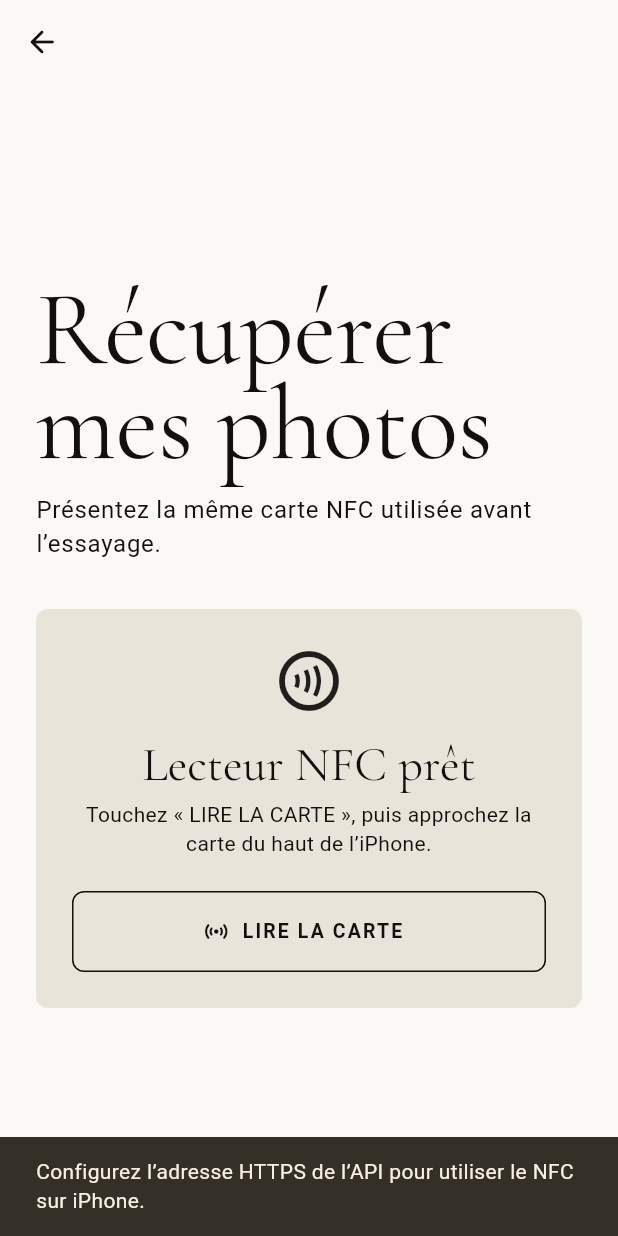
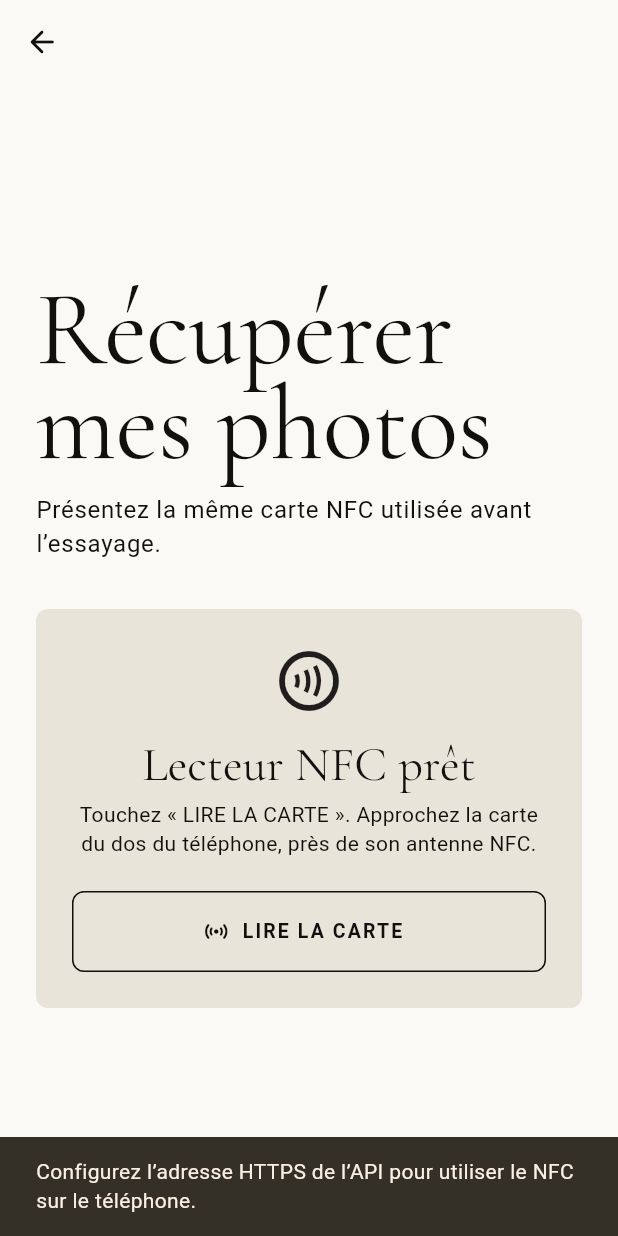
Before and after one commit to SabSab93/Fairest-One, a Flutter app: the PhotoRecoveryScreen screen opened by its route, after a tap on "LIRE LA CARTE", on a phone screen of 412 x 824 dp. Run offline on Flutter 3.47's test engine with Material 3 defaults, Android fonts, the phone set to English and light mode, and no system bars; our stand-ins replace flutter_blue_plus, flutter_secure_storage, go_router, shared_preferences; missing offline and left inert: nfc_manager; accounts and stored records are empty; Roboto replaces fonts that are missing (Helvetica).

Commit message:
feat: Add Android support for NFC reading and update documentation
- Updated README.md to reflect support for both Android and iOS in NFC registration and recovery processes.
- Modified Android build configuration to require a minimum SDK version of 24 for NFC functionality.
- Added NFC and BLE permissions to AndroidManifest.xml.
- Updated API client to handle NFC operations for both Android and iOS, changing error messages to be platform-agnostic.
- Created a new guide for Android NFC testing.
- Updated IoT architecture documentation to include Android support.
- Enhanced iOS NFC documentation to mention Android compatibility.
- Adjusted SQL migration scripts to generalize error messages for phone access.
- Updated Xcode project settings for iOS to ensure proper NFC capabilities.
- Refactored NFC-related classes to support both Android and iOS, including changes to how NFC UID is read and stored.
- Improved test coverage for NFC functionality across both platforms.

```diff
--- a/lib/features/nfc/data/phone_access_store.dart
+++ b/lib/features/nfc/data/phone_access_store.dart
@@ -15,9 +15,10 @@ String newPhoneAccessToken() {
   ).join();
 }
 
-/// Personal runtime credential, never a Supabase/admin/mirror server key.
-class KeychainPhoneAccessStore implements PhoneAccessStore {
-  const KeychainPhoneAccessStore();
+/// Personal credential: iOS Keychain / encrypted Android storage backed by Keystore.
+/// Never a Supabase, administrator or mirror server key.
+class SecurePhoneAccessStore implements PhoneAccessStore {
+  const SecurePhoneAccessStore();
   static const _key = 'fairest_one.phone_access.v1';
   static const _storage = FlutterSecureStorage(
     iOptions: IOSOptions(
--- a/lib/features/nfc/data/phone_nfc_flow_controller.dart
+++ b/lib/features/nfc/data/phone_nfc_flow_controller.dart
@@ -15,13 +15,13 @@ class PhoneNfcFlowController with WidgetsBindingObserver {
   });
   static final instance = PhoneNfcFlowController(
     reader: NativePhoneNfcReader(),
-    accessStore: const KeychainPhoneAccessStore(),
+    accessStore: const SecurePhoneAccessStore(),
     api: ApiClient(),
   );
   final PhoneNfcReader reader;
   final PhoneAccessStore accessStore;
   final ApiClient api;
-  final status = ValueNotifier<String>('Lecteur NFC de l’iPhone prêt');
+  final status = ValueNotifier<String>('Lecteur NFC du téléphone prêt');
   bool _busy = false;
   bool _stopping = false;
   int _generation = 0;
@@ -60,10 +60,10 @@ class PhoneNfcFlowController with WidgetsBindingObserver {
     try {
       if (!api.usesHttps) {
         throw StateError(
-          'Configurez l’adresse HTTPS de l’API pour utiliser le NFC sur iPhone.',
+          'Configurez l’adresse HTTPS de l’API pour utiliser le NFC sur le téléphone.',
         );
       }
-      status.value = 'Approchez la carte du haut de l’iPhone';
+      status.value = phoneNfcInstruction;
       final uid = await reader.readUid();
       checkActive();
       access = await accessStore.read();
@@ -71,7 +71,7 @@ class PhoneNfcFlowController with WidgetsBindingObserver {
       if (access == null) {
         if (purpose == 'recovery') {
           throw StateError(
-            'Cette carte doit avoir été inscrite depuis cet iPhone pour y récupérer ses photos.',
+            'Cette carte doit avoir été inscrite depuis ce téléphone pour y récupérer ses photos.',
           );
         }
         access = newPhoneAccessToken();
@@ -79,7 +79,7 @@ class PhoneNfcFlowController with WidgetsBindingObserver {
         await accessStore.save(access);
         if (await accessStore.read() != access) {
           throw StateError(
-            'Impossible de conserver l’accès dans le trousseau sécurisé. Aucune inscription envoyée.',
+            'Impossible de conserver l’accès dans le stockage sécurisé. Aucune inscription envoyée.',
           );
         }
         checkActive();
--- a/lib/features/nfc/data/phone_nfc_reader.dart
+++ b/lib/features/nfc/data/phone_nfc_reader.dart
@@ -3,6 +3,7 @@ import 'dart:async';
 import 'package:flutter/foundation.dart';
 import 'package:flutter/services.dart';
 import 'package:nfc_manager/nfc_manager.dart';
+import 'package:nfc_manager/nfc_manager_android.dart';
 import 'package:nfc_manager/nfc_manager_ios.dart';
 
 abstract interface class PhoneNfcReader {
@@ -22,6 +23,11 @@ String nfcUidToHex(List<int> bytes) {
       .toUpperCase();
 }
 
+/// The NFC antenna position varies between Android models.
+String get phoneNfcInstruction => defaultTargetPlatform == TargetPlatform.iOS
+    ? 'Approchez la carte du haut de l’iPhone.'
+    : 'Approchez la carte du dos du téléphone, près de son antenne NFC.';
+
 class NativePhoneNfcReader implements PhoneNfcReader {
   NativePhoneNfcReader({
     NfcManager? manager,
@@ -37,12 +43,13 @@ class NativePhoneNfcReader implements PhoneNfcReader {
   Future<String> readUid() async {
     if (kIsWeb) {
       throw StateError(
-        'La lecture NFC nécessite l’application iPhone installée. Elle n’est pas disponible dans Safari.',
+        'La lecture NFC nécessite l’application Android ou iOS installée. Le site ne propose pas cette lecture.',
       );
     }
-    if (defaultTargetPlatform != TargetPlatform.iOS) {
+    if (defaultTargetPlatform != TargetPlatform.iOS &&
+        defaultTargetPlatform != TargetPlatform.android) {
       throw StateError(
-        'Cette lecture NFC est prévue pour l’application iPhone.',
+        'Utilisez l’application installée sur un téléphone Android ou iOS compatible NFC.',
       );
     }
     if (_pending != null) {
@@ -57,25 +64,34 @@ class NativePhoneNfcReader implements PhoneNfcReader {
         const Duration(seconds: 8),
       );
       if (pending.isCompleted) return await pending.future;
+      if (availability == NfcAvailability.disabled) {
+        throw StateError(
+          'Activez le NFC dans les paramètres du téléphone, puis relancez la lecture.',
+        );
+      }
       if (availability != NfcAvailability.enabled) {
-        throw StateError('La lecture NFC n’est pas disponible sur cet iPhone.');
+        throw StateError(
+          'Ce téléphone ne dispose pas d’un lecteur NFC compatible.',
+        );
       }
       _started = true;
       await _manager
           .startSession(
             pollingOptions: {NfcPollingOption.iso14443},
-            alertMessageIos: 'Approchez votre carte du haut de l’iPhone.',
+            alertMessageIos: phoneNfcInstruction,
             invalidateAfterFirstReadIos: false,
             onDiscovered: (tag) {
               if (pending.isCompleted) return;
               try {
-                final mifare = MiFareIos.from(tag);
-                if (mifare == null) {
+                final bytes = defaultTargetPlatform == TargetPlatform.iOS
+                    ? MiFareIos.from(tag)?.identifier
+                    : NfcAAndroid.from(tag)?.tag.id;
+                if (bytes == null) {
                   throw StateError(
                     'Utilisez une carte compatible, par exemple NTAG215.',
                   );
                 }
-                pending.complete(nfcUidToHex(mifare.identifier));
+                pending.complete(nfcUidToHex(bytes));
               } catch (error, stack) {
                 pending.completeError(error, stack);
               }
@@ -94,10 +110,17 @@ class NativePhoneNfcReader implements PhoneNfcReader {
       // A cancel may have invalidated while native startup was still pending.
       // Ensure the finally block also closes a session that finished starting later.
       _started = true;
-      return await pending.future.timeout(readTimeout);
+      return await pending.future.timeout(
+        readTimeout,
+        onTimeout: () => throw StateError(
+          'Aucune carte détectée. Relancez la lecture et approchez la carte de l’antenne NFC.',
+        ),
+      );
     } on PlatformException {
       throw StateError(
-        'Impossible de démarrer le NFC. Vérifiez la configuration NFC et la signature iOS dans Xcode.',
+        defaultTargetPlatform == TargetPlatform.iOS
+            ? 'Impossible de démarrer le NFC. Vérifiez la configuration NFC et la signature iOS dans Xcode.'
+            : 'Impossible de démarrer le NFC. Activez-le dans les paramètres du téléphone, puis réessayez.',
       );
     } finally {
       await _stopSession();
--- a/lib/features/photo_recovery/presentation/photo_recovery_screen.dart
+++ b/lib/features/photo_recovery/presentation/photo_recovery_screen.dart
@@ -4,6 +4,7 @@ import 'package:go_router/go_router.dart';
 import '../../../core/config/app_config.dart';
 import '../../../core/theme/app_theme.dart';
 import '../../nfc/data/phone_nfc_flow_controller.dart';
+import '../../nfc/data/phone_nfc_reader.dart';
 import '../../registration/data/client_store.dart';
 import '../../mirror/data/nfc_flow_controller.dart';
 import '../../registration/domain/client_record.dart';
@@ -214,7 +215,7 @@ class _ReaderPanel extends StatelessWidget {
                   : useMockIot
                   ? 'Touchez le bouton pour simuler une carte.'
                   : usePhoneNfc
-                  ? 'Touchez « LIRE LA CARTE », puis approchez la carte du haut de l’iPhone.'
+                  ? 'Touchez « LIRE LA CARTE ». $phoneNfcInstruction'
                   : 'Approchez la carte du lecteur de la borne.',
               textAlign: TextAlign.center,
               style: Theme.of(context).textTheme.bodyMedium,
--- a/lib/features/registration/presentation/registration_screen.dart
+++ b/lib/features/registration/presentation/registration_screen.dart
@@ -4,6 +4,7 @@ import 'package:go_router/go_router.dart';
 import '../../../core/config/app_config.dart';
 import '../../../core/theme/app_theme.dart';
 import '../../nfc/data/phone_nfc_flow_controller.dart';
+import '../../nfc/data/phone_nfc_reader.dart';
 import '../data/client_store.dart';
 import '../../mirror/data/nfc_flow_controller.dart';
 
@@ -316,7 +317,7 @@ class _CardStatus extends StatelessWidget {
                 : useMockIot
                 ? 'Touchez l’icône pour simuler une carte.'
                 : usePhoneNfc
-                ? 'Touchez « CRÉER LA SESSION », puis approchez la carte du haut de l’iPhone.'
+                ? 'Touchez « CRÉER LA SESSION ». $phoneNfcInstruction'
                 : 'Présentez la carte au lecteur de la borne.',
             style: Theme.of(context).textTheme.bodySmall,
           ),
```
Also changed, not shown: lib/features/mirror/data/ble_mirror_client.dart (+10 -0 lines), 10 other files.
